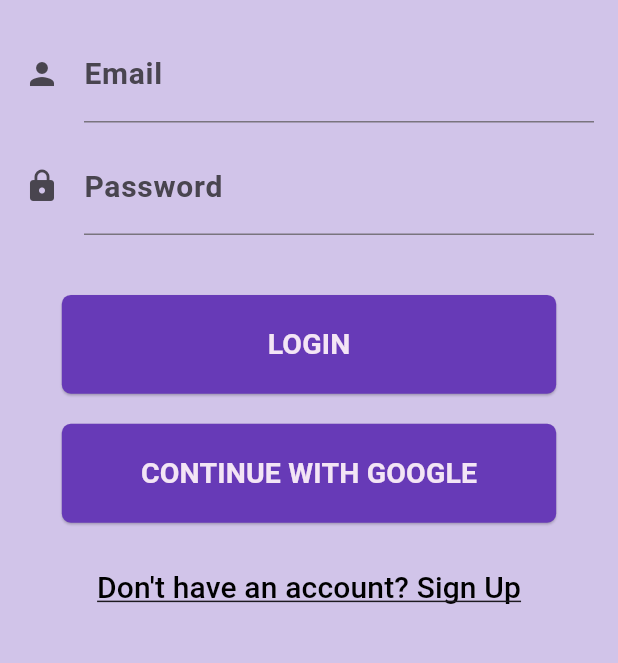
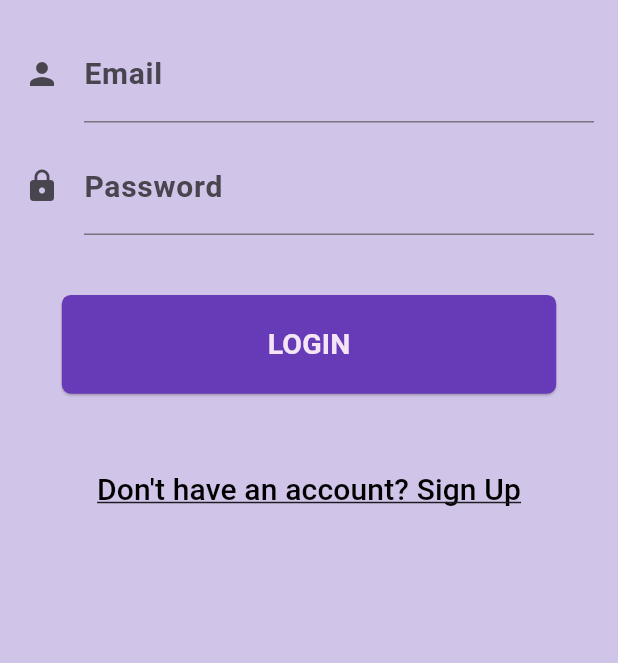
Before and after one commit to softengen/MBTI_Personality_App, a Flutter app: the screen it shows after launch, on a phone screen of 412 x 824 dp, the part 407-1070 px from its top. Run offline on Flutter 3.47's test engine with Material 3 defaults, Android fonts, the phone set to English and light mode, and no system bars; our stand-ins replace cloud_firestore, firebase_auth, firebase_core, google_sign_in, top_snackbar_flutter; accounts and stored records are empty; project files that could hold a hidden picture were left out.

```diff
--- a/lib/UserProfile.dart
+++ b/lib/UserProfile.dart
@@ -202,6 +202,8 @@ class _UserProfileState extends State<UserProfile> {
                         height: h * .2,
                         decoration: const BoxDecoration(
                             shape: BoxShape.circle, color: Colors.black38),
+                        child:
+                        ClipOval(child: Image.asset(imageLocation)),
                       ),
                       Text(
                         userData["name"],
--- a/lib/login_screen.dart
+++ b/lib/login_screen.dart
@@ -126,72 +126,72 @@ class _LoginPageState extends State<LoginPage> {
                   const SizedBox(height: 20),
 
                   // google login
-                  Container(
-                    height: h * .08,
-                    width: w * .8,
-                    child: ElevatedButton(
-                      onPressed: () async
-                      {
-                        await authServiceGoogle().signInWithGoogle(context);
-                      },
-                      //     () async {
-                      //   try {
-                      //     await authServiceGoogle().signInWithGoogle(context);
-                      //     // Sign in with Google
-                      //     final UserCredential userCredential =
-                      //         await authServiceGoogle().signUpWithGoogle();
-                      //
-                      //    // User successfully signed in
-                      //     final User? user = userCredential.user;
-                      //     if (user != null) {
-                      //       // Navigate to personality page
-                      //       Navigator.pushReplacement(
-                      //         context,
-                      //         MaterialPageRoute(
-                      //             builder: (context) => personalityPage()),
-                      //       );
-                      //
-                      //       showTopSnackBar(
-                      //         Overlay.of(context),
-                      //         const CustomSnackBar.success(
-                      //           message: 'Welcome Back!',
-                      //         ),
-                      //       );
-                      //
-                      //     } else {
-                      //       // Handle error: user is null
-                      //       showTopSnackBar(
-                      //         Overlay.of(context),
-                      //         const CustomSnackBar.error(
-                      //           message: 'Create with google in Sign Up Page.',
-                      //         ),
-                      //       );
-                      //       log('User is null');
-                      //     }
-                      //   } catch (e) {
-                      //     log('Error signing in with Google: $e');
-                      //   }
-                      // },
-
-                      // design of elevated button
-                      style: ElevatedButton.styleFrom(
-                        backgroundColor: Colors.deepPurple,
-                        elevation: 0.7,
-                        shape: RoundedRectangleBorder(
-                            borderRadius: BorderRadius.circular(6)),
-                        // padding: EdgeInsets.all(1),
-                      ),
-                      child: Text(
-                        'CONTINUE WITH GOOGLE',
-                        style: TextStyle(
-                          fontSize: 19,
-                          fontWeight: FontWeight.bold,
-                          fontFamily: '',
-                          color: Colors.purple.shade50,
-                        ),
-                      ),
-                    ),
-                  ),
+                  // Container(
+                  //   height: h * .08,
+                  //   width: w * .8,
+                  //   child: ElevatedButton(
+                  //     onPressed: () async
+                  //     {
+                  //       await authServiceGoogle().signInWithGoogle(context);
+                  //     },
+                  //     //     () async {
+                  //     //   try {
+                  //     //     await authServiceGoogle().signInWithGoogle(context);
+                  //     //     // Sign in with Google
+                  //     //     final UserCredential userCredential =
+                  //     //         await authServiceGoogle().signUpWithGoogle();
+                  //     //
+                  //     //    // User successfully signed in
+                  //     //     final User? user = userCredential.user;
+                  //     //     if (user != null) {
+                  //     //       // Navigate to personality page
+                  //     //       Navigator.pushReplacement(
+                  //     //         context,
+                  //     //         MaterialPageRoute(
+                  //     //             builder: (context) => personalityPage()),
+                  //     //       );
+                  //     //
+                  //     //       showTopSnackBar(
+                  //     //         Overlay.of(context),
+                  //     //         const CustomSnackBar.success(
+                  //     //           message: 'Welcome Back!',
+                  //     //         ),
+                  //     //       );
+                  //     //
+                  //     //     } else {
+                  //     //       // Handle error: user is null
+                  //     //       showTopSnackBar(
+                  //     //         Overlay.of(context),
+                  //     //         const CustomSnackBar.error(
+                  //     //           message: 'Create with google in Sign Up Page.',
+                  //     //         ),
+                  //     //       );
+                  //     //       log('User is null');
+                  //     //     }
+                  //     //   } catch (e) {
+                  //     //     log('Error signing in with Google: $e');
+                  //     //   }
+                  //     // },
+                  //
+                  //     // design of elevated button
+                  //     style: ElevatedButton.styleFrom(
+                  //       backgroundColor: Colors.deepPurple,
+                  //       elevation: 0.7,
+                  //       shape: RoundedRectangleBorder(
+                  //           borderRadius: BorderRadius.circular(6)),
+                  //       // padding: EdgeInsets.all(1),
+                  //     ),
+                  //     child: Text(
+                  //       'CONTINUE WITH GOOGLE',
+                  //       style: TextStyle(
+                  //         fontSize: 19,
+                  //         fontWeight: FontWeight.bold,
+                  //         fontFamily: '',
+                  //         color: Colors.purple.shade50,
+                  //       ),
+                  //     ),
+                  //   ),
+                  // ),
 
                   // < -- sign up button section -- >
 
--- a/lib/signup.dart
+++ b/lib/signup.dart
@@ -179,7 +179,10 @@ class _SignUpState extends State<SignUp> {
                       //     ),
                       //   ),
                       // ),
-                      const SizedBox(height: 20),
+                      // const SizedBox(height: 20),
+
+
+
                       Row(
                         mainAxisAlignment: MainAxisAlignment.center,
                         children: [
```
